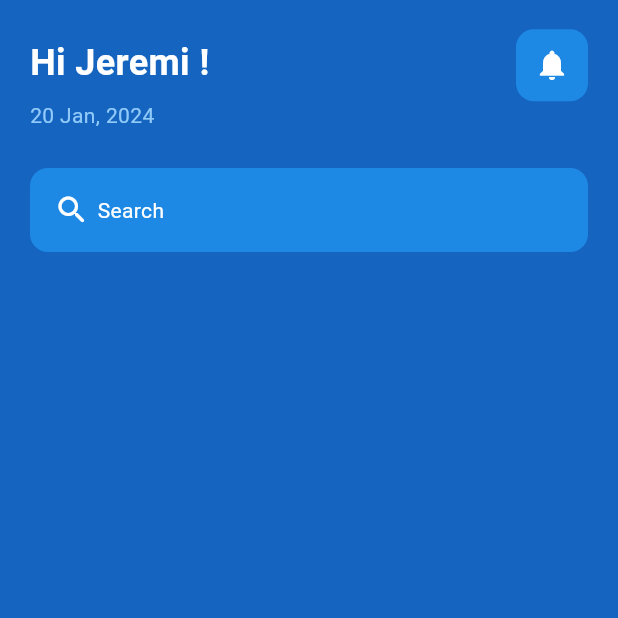
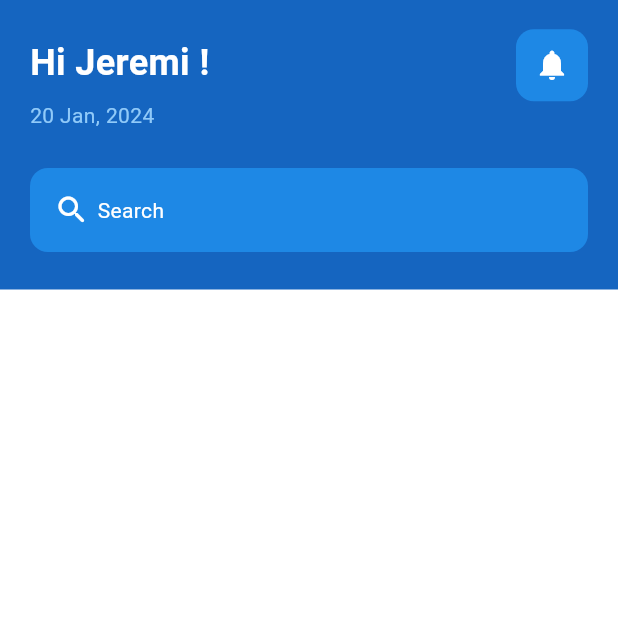
Before and after one commit to Jeremi-Koloma/mentalhealthapp, a Flutter app: the screen it shows after launch, on a phone screen of 412 x 824 dp, the top half of it. Run offline on Flutter 3.47's test engine with Material 3 defaults, Android fonts, the phone set to English and light mode, and no system bars.

Commit message:
header OKAY

```diff
--- a/lib/pages/dashbord/dashbord_page.dart
+++ b/lib/pages/dashbord/dashbord_page.dart
@@ -8,7 +8,9 @@ class DashbordPage extends StatelessWidget {
     return SafeArea(
       child: Scaffold(
         backgroundColor: Colors.blue[800],
-        body: Padding(
+        body: Column(
+          children: [
+            Padding(
               padding: const EdgeInsets.symmetric(horizontal: 20.0),
               child: Column(
                 children: [
@@ -78,6 +80,16 @@ class DashbordPage extends StatelessWidget {
                 ],
               ),
             ),
+            const SizedBox(height: 25.0),
+            Expanded(
+              child: Container(
+                decoration: const BoxDecoration(
+                  color: Colors.white,
+                ),
+              ),
+            ),
+          ],
+        ),
       ),
     );
   }
```
Lines whose indentation alone changed are shown as unchanged.
